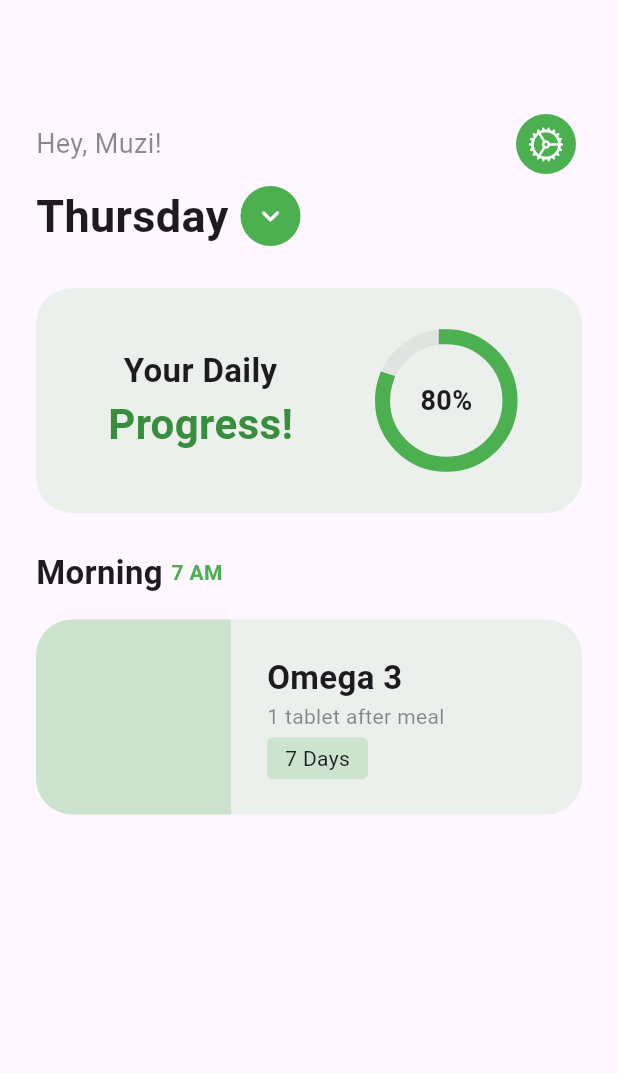
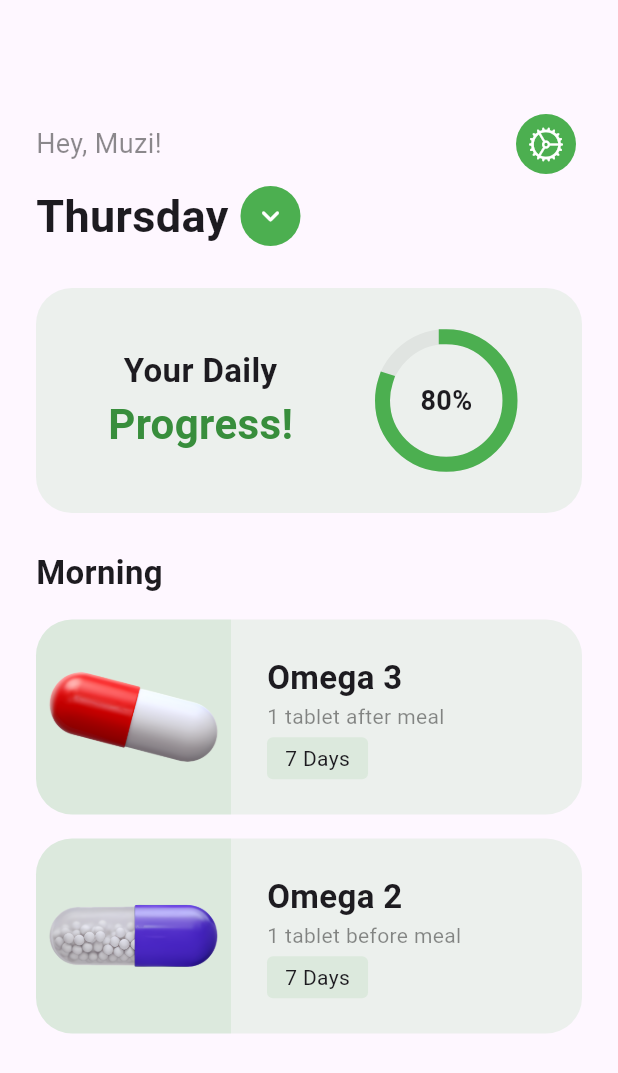
Before and after one commit to muzzammil763/Pill_Reminder_UI, a Flutter app: the screen it shows after launch, on a phone screen of 412 x 824 dp. Shown: the top 1073 px of the screen. Run offline on Flutter 3.47's test engine with Material 3 defaults, Android fonts, the light colour scheme and no system bars.

Commit message:
added more components and some assets also

```diff
--- a/lib/main.dart
+++ b/lib/main.dart
@@ -1,5 +1,5 @@
 import 'package:flutter/material.dart';
-import 'package:pill_reminder/Screens/homescreen.dart';
+import 'package:pill_reminder/screens/homescreen.dart';
 
 void main() {
   runApp(const MyApp());
--- a/lib/Screens/homescreen.dart
+++ b/lib/screens/homescreen.dart
@@ -135,23 +135,12 @@ class HomeScreen extends StatelessWidget {
                 ),
               ),
               const SizedBox(height: 24),
-              const Row(
-                children: [
-                  Text(
-                    "Morning ",
-                    style: TextStyle(
-                      fontSize: 22,
-                      fontWeight: FontWeight.bold,
-                    ),
-                  ),
-                  Text(
-                    "7 AM",
-                    style: TextStyle(
-                      color: Colors.green,
-                      fontWeight: FontWeight.bold,
-                    ),
-                  ),
-                ],
+              const Text(
+                "Morning ",
+                style: TextStyle(
+                  fontSize: 22,
+                  fontWeight: FontWeight.bold,
+                ),
               ),
               const SizedBox(height: 16),
               Container(
@@ -167,10 +156,21 @@ class HomeScreen extends StatelessWidget {
                       height: 130,
                       width: 130,
                       decoration: BoxDecoration(
-                        color: Colors.green.withOpacity(0.2),
+                        color: Colors.green.withOpacity(0.1),
                         borderRadius: const BorderRadius.only(
                           topLeft: Radius.circular(24),
                           bottomLeft: Radius.circular(24),
+                        ),
+                      ),
+                      child: ClipRRect(
+                        borderRadius: const BorderRadius.only(
+                          topLeft: Radius.circular(24),
+                          bottomLeft: Radius.circular(24),
+                        ),
+                        child: Image.asset(
+                          "assets/images/pill.png",
+                          height: 80,
+                          width: 80,
                         ),
                       ),
                     ),
@@ -195,7 +195,79 @@ class HomeScreen extends StatelessWidget {
                         const SizedBox(height: 4),
                         Container(
                           decoration: BoxDecoration(
-                            color: Colors.green.withOpacity(0.2),
+                            color: Colors.green.withOpacity(0.1),
+                            borderRadius: BorderRadius.circular(4),
+                          ),
+                          child: const Center(
+                            child: Padding(
+                              padding: EdgeInsets.symmetric(
+                                  horizontal: 12, vertical: 4),
+                              child: Text(
+                                "7 Days",
+                                style: TextStyle(),
+                              ),
+                            ),
+                          ),
+                        )
+                      ],
+                    )
+                  ],
+                ),
+              ),
+              const SizedBox(height: 16),
+              Container(
+                height: 130,
+                width: double.infinity,
+                decoration: BoxDecoration(
+                  color: Colors.green.withOpacity(0.1),
+                  borderRadius: BorderRadius.circular(24),
+                ),
+                child: Row(
+                  children: [
+                    Container(
+                      height: 130,
+                      width: 130,
+                      decoration: BoxDecoration(
+                        color: Colors.green.withOpacity(0.1),
+                        borderRadius: const BorderRadius.only(
+                          topLeft: Radius.circular(24),
+                          bottomLeft: Radius.circular(24),
+                        ),
+                      ),
+                      child: ClipRRect(
+                        borderRadius: const BorderRadius.only(
+                          topLeft: Radius.circular(24),
+                          bottomLeft: Radius.circular(24),
+                        ),
+                        child: Image.asset(
+                          "assets/images/pill2.png",
+                          height: 80,
+                          width: 80,
+                        ),
+                      ),
+                    ),
+                    const SizedBox(width: 24),
+                    Column(
+                      mainAxisAlignment: MainAxisAlignment.center,
+                      crossAxisAlignment: CrossAxisAlignment.start,
+                      children: [
+                        const Text(
+                          "Omega 2",
+                          style: TextStyle(
+                            fontWeight: FontWeight.bold,
+                            fontSize: 22,
+                          ),
+                        ),
+                        const Text(
+                          "1 tablet before meal",
+                          style: TextStyle(
+                            color: Colors.black45,
+                          ),
+                        ),
+                        const SizedBox(height: 4),
+                        Container(
+                          decoration: BoxDecoration(
+                            color: Colors.green.withOpacity(0.1),
                             borderRadius: BorderRadius.circular(4),
                           ),
                           child: const Center(
--- a/pubspec.yaml
+++ b/pubspec.yaml
@@ -59,8 +59,8 @@ flutter:
   uses-material-design: true
 
   # To add assets to your application, add an assets section, like this:
-  # assets:
-  #   - images/a_dot_burr.jpeg
+  assets:
+    - assets/images/
   #   - images/a_dot_ham.jpeg
 
   # An image asset can refer to one or more resolution-specific "variants", see
```
Also changed, not shown: assets/images/pill.png (added), assets/images/pill2.png (added).
